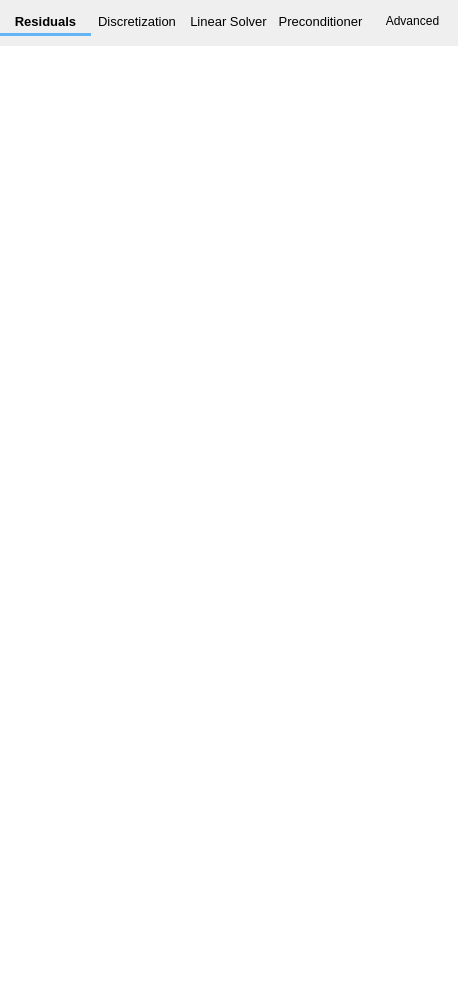
Before: the Qt Designer form mfixgui/uifiles/numerics.ui in truongd8593/mfix, drawn with Qt 5.
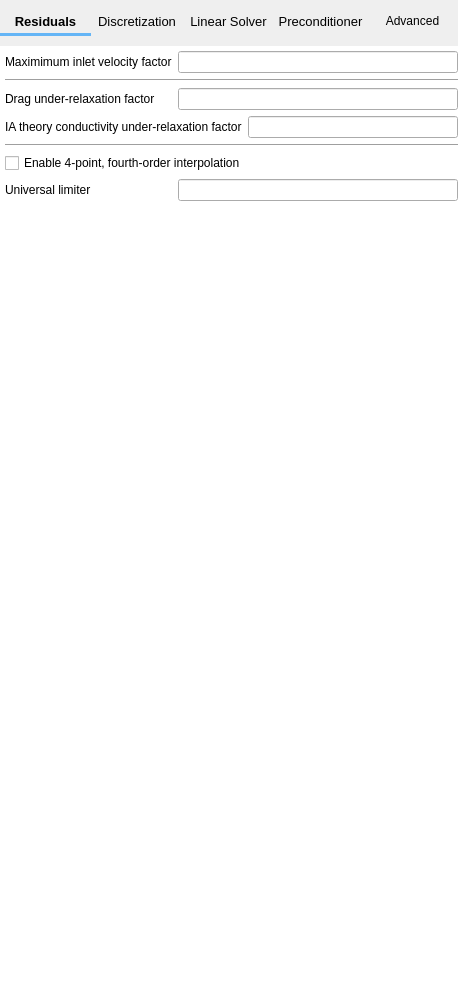
After: the same form once the commit is applied. The open tabs and pages were chosen to show the change. Custom widgets are drawn as their Qt base class.

Commit message: work on Numerics/Advanced

```diff
--- a/mfixgui/uifiles/numerics.ui
+++ b/mfixgui/uifiles/numerics.ui
@@ -758,7 +758,96 @@
        </item>
       </layout>
      </widget>
-     <widget class="QWidget" name="advanced"/>
+     <widget class="QWidget" name="advanced">
+      <layout class="QGridLayout" name="gridLayout_7">
+       <property name="leftMargin">
+        <number>5</number>
+       </property>
+       <property name="topMargin">
+        <number>5</number>
+       </property>
+       <property name="rightMargin">
+        <number>0</number>
+       </property>
+       <property name="bottomMargin">
+        <number>0</number>
+       </property>
+       <item row="0" column="0" colspan="2">
+        <widget class="QLabel" name="label_max_inlet_vel_fac">
+         <property name="text">
+          <string>Maximimum inlet velocity factor</string>
+         </property>
+        </widget>
+       </item>
+       <item row="0" column="2" colspan="2">
+        <widget class="LineEdit" name="lineedit_keyword_max_inlet_vel_fac"/>
+       </item>
+       <item row="1" column="0" colspan="4">
+        <widget class="Line" name="line_4">
+         <property name="orientation">
+          <enum>Qt::Horizontal</enum>
+         </property>
+        </widget>
+       </item>
+       <item row="2" column="0" colspan="2">
+        <widget class="QLabel" name="label_ur_f_gs">
+         <property name="text">
+          <string>Drag under-relaxation factor</string>
+         </property>
+        </widget>
+       </item>
+       <item row="2" column="2" colspan="2">
+        <widget class="LineEdit" name="lineedit_keyword_ur_f_gs"/>
+       </item>
+       <item row="3" column="0" colspan="3">
+        <widget class="QLabel" name="label_ur_kth_sml">
+         <property name="text">
+          <string>IA theory conductivity under-relaxation factor</string>
+         </property>
+        </widget>
+       </item>
+       <item row="3" column="3">
+        <widget class="LineEdit" name="lineedit_keyword_ur_kth_sml"/>
+       </item>
+       <item row="4" column="0" colspan="4">
+        <widget class="Line" name="line_5">
+         <property name="orientation">
+          <enum>Qt::Horizontal</enum>
+         </property>
+        </widget>
+       </item>
+       <item row="5" column="0" colspan="4">
+        <widget class="CheckBox" name="checkbox_keyword_fpfoi">
+         <property name="text">
+          <string>Enable 4-point, fourth-order interpolation</string>
+         </property>
+        </widget>
+       </item>
+       <item row="6" column="0">
+        <widget class="QLabel" name="label_c_fac">
+         <property name="text">
+          <string>Universal limiter</string>
+         </property>
+        </widget>
+       </item>
+       <item row="6" column="2" colspan="2">
+        <widget class="LineEdit" name="lineedit_keyword_c_fac"/>
+       </item>
+       <item row="7" column="1">
+        <spacer name="verticalSpacer_5">
+         <property name="orientation">
+          <enum>Qt::Vertical</enum>
+         </property>
+         <property name="sizeHint" stdset="0">
+          <size>
+           <width>20</width>
+           <height>790</height>
+          </size>
+         </property>
+        </spacer>
+       </item>
+      </layout>
+     </widget>
     </widget>
    </item>
   </layout>
```
Left out of the diff: 8 changed lines with no effect on the pictures. The commit also changes 2 other files.
